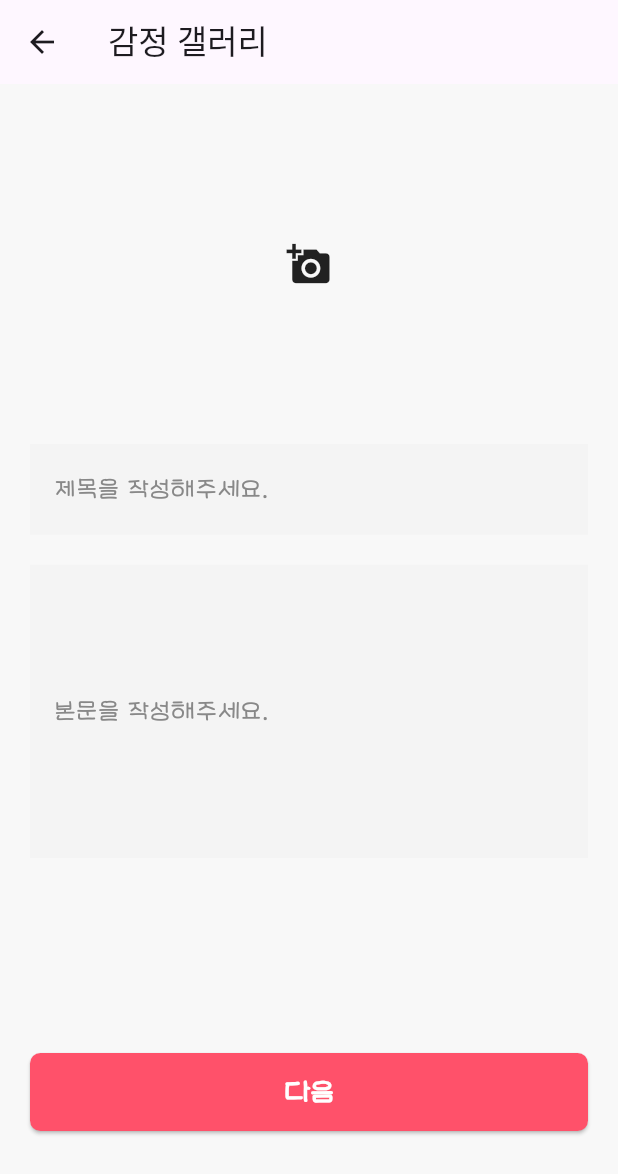
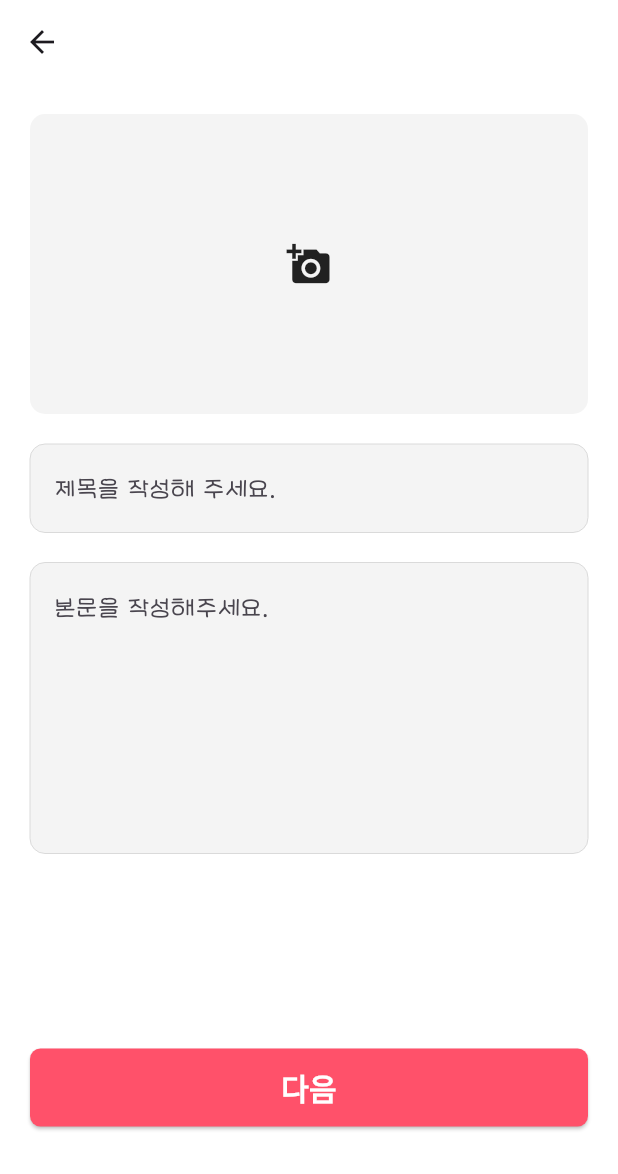
Before and after one commit to OZ-Pinned/OZ-Pinned, a Flutter app: the WriteGalleryPage screen opened directly with empty values, on a phone screen of 412 x 824 dp. Shown: the top 1174 px of the screen. Run offline on Flutter 3.47's test engine with Material 3 defaults, Android fonts, the phone set to English and light mode, and no system bars; our stand-ins replace fl_chart, flutter_svg, image_picker, shared_preferences, video_player; missing offline and left inert: mailer; accounts and stored records are empty; network calls fail; project files that could hold a hidden picture were left out.

Commit message:
✅ fix : 이미지 업로드 수정

```diff
--- a/pinned/lib/screens/gallery_write.dart
+++ b/pinned/lib/screens/gallery_write.dart
@@ -68,9 +68,9 @@ class _WriteGalleryPageState extends State<WriteGalleryPage> {
   @override
   Widget build(BuildContext context) {
     return Scaffold(
-      backgroundColor: Color(0xffF8F8F8),
+      backgroundColor: Color(0xffFFFFFF),
       appBar: AppBar(
-        title: const Text('감정 갤러리'),
+        backgroundColor: Color(0xffFFFFFF),
         leading: IconButton(
           icon: const Icon(Icons.arrow_back),
           onPressed: () => Navigator.pop(context),
@@ -85,11 +85,27 @@ class _WriteGalleryPageState extends State<WriteGalleryPage> {
               onTap: pickImage,
               child: Container(
                 height: 200,
-                color: Color(0x0fffffff),
+                width: MediaQuery.of(context).size.width,
+                padding: EdgeInsets.all(0),
+                decoration: BoxDecoration(
+                  color: Color(0xffF4F4F4),
+                  borderRadius: BorderRadius.all(
+                    Radius.circular(10),
+                  ),
+                ),
+                // color: Color(0x0fffffff),
                 alignment: Alignment.center,
                 child: _pickedImage == null
                     ? const Icon(Icons.add_a_photo, size: 30)
-                    : Image.memory(_pickedImage!, fit: BoxFit.cover),
+                    : ClipRRect(
+                        borderRadius: BorderRadius.circular(10), // 모서리 둥글게 처리
+                        child: Image.memory(
+                          _pickedImage!,
+                          width: double.infinity, // 이미지의 너비를 꽉 채우도록 설정
+                          height: 200, // 부모 높이와 맞춤
+                          fit: BoxFit.cover, // 이미지를 부모 영역에 맞게 크기 조정
+                        ),
+                      ),
               ),
             ),
             const SizedBox(height: 20),
@@ -103,13 +119,39 @@ class _WriteGalleryPageState extends State<WriteGalleryPage> {
               decoration: const InputDecoration(
                 filled: true,
                 fillColor: Color(0xffF4F4F4),
-                labelText: '제목을 작성해주세요.',
+                hintText: '제목을 작성해 주세요.',
                 labelStyle: TextStyle(
                   fontFamily: 'LeeSeoYun', // 폰트 패밀리 설정
                   color: Color(0xff888888), // 라벨 색상
                   fontSize: 18, // 라벨 글자 크기
                 ),
-                enabledBorder: InputBorder.none,
+                enabledBorder: OutlineInputBorder(
+                  borderRadius: BorderRadius.all(
+                    Radius.circular(10),
+                  ),
+                  borderSide: BorderSide(
+                    color: Color(0xffDADADA), // 외부 테두리 색상
+                    width: 0, // 외부 테두리 두께
+                  ),
+                ),
+                focusedBorder: OutlineInputBorder(
+                  borderRadius: BorderRadius.all(
+                    Radius.circular(10),
+                  ),
+                  borderSide: BorderSide(
+                    color: Color(0xffFF516A), // 포커스 시 동일한 색상 유지
+                    width: 0, // 외부 테두리 두께
+                  ),
+                ),
+                border: OutlineInputBorder(
+                  borderRadius: BorderRadius.all(
+                    Radius.circular(10),
+                  ),
+                  borderSide: BorderSide(
+                    color: Color(0xffDADADA), // 기본 테두리 투명
+                    width: 0, // 두께 0
+                  ),
+                ),
               ),
             ),
             const SizedBox(height: 20),
@@ -123,13 +165,39 @@ class _WriteGalleryPageState extends State<WriteGalleryPage> {
               decoration: const InputDecoration(
                 filled: true,
                 fillColor: Color(0xffF4F4F4),
-                labelText: '본문을 작성해주세요.',
+                hintText: '본문을 작성해주세요.',
                 labelStyle: TextStyle(
                   fontFamily: 'LeeSeoYun', // 폰트 패밀리 설정
                   color: Color(0xff888888), // 라벨 색상
                   fontSize: 18, // 라벨 글자 크기
                 ),
-                enabledBorder: InputBorder.none,
+                enabledBorder: OutlineInputBorder(
+                  borderRadius: BorderRadius.all(
+                    Radius.circular(10),
+                  ),
+                  borderSide: BorderSide(
+                    color: Color(0xffDADADA), // 외부 테두리 색상
+                    width: 0, // 외부 테두리 두께
+                  ),
+                ),
+                focusedBorder: OutlineInputBorder(
+                  borderRadius: BorderRadius.all(
+                    Radius.circular(10),
+                  ),
+                  borderSide: BorderSide(
+                    color: Color(0xffFF516A), // 포커스 시 동일한 색상 유지
+                    width: 0, // 외부 테두리 두께
+                  ),
+                ),
+                border: OutlineInputBorder(
+                  borderRadius: BorderRadius.all(
+                    Radius.circular(10),
+                  ),
+                  borderSide: BorderSide(
+                    color: Color(0xffDADADA), // 기본 테두리 투명
+                    width: 0, // 두께 0
+                  ),
+                ),
               ),
               maxLines: 6, // 텍스트 필드 세로
               keyboardType: TextInputType.multiline,
@@ -172,7 +240,6 @@ class _WriteGalleryPageState extends State<WriteGalleryPage> {
                 child: const Text(
                   '다음',
                   style: TextStyle(
-                    fontFamily: 'LeeSeoYun',
                     fontSize: 20,
                     color: Colors.white,
                     fontWeight: FontWeight.bold,
@@ -697,7 +764,7 @@ class _ViewAllDiaryPageState extends State<ViewAllDiaryPage> {
     return Scaffold(
       backgroundColor: Color(0xffFFFFFF),
       appBar: AppBar(
-        title: const Text('감정 갤러리'),
+        backgroundColor: Color(0xffffffff),
         leading: IconButton(
           icon: const Icon(Icons.arrow_back),
           onPressed: _navigateToHomePage,
```
